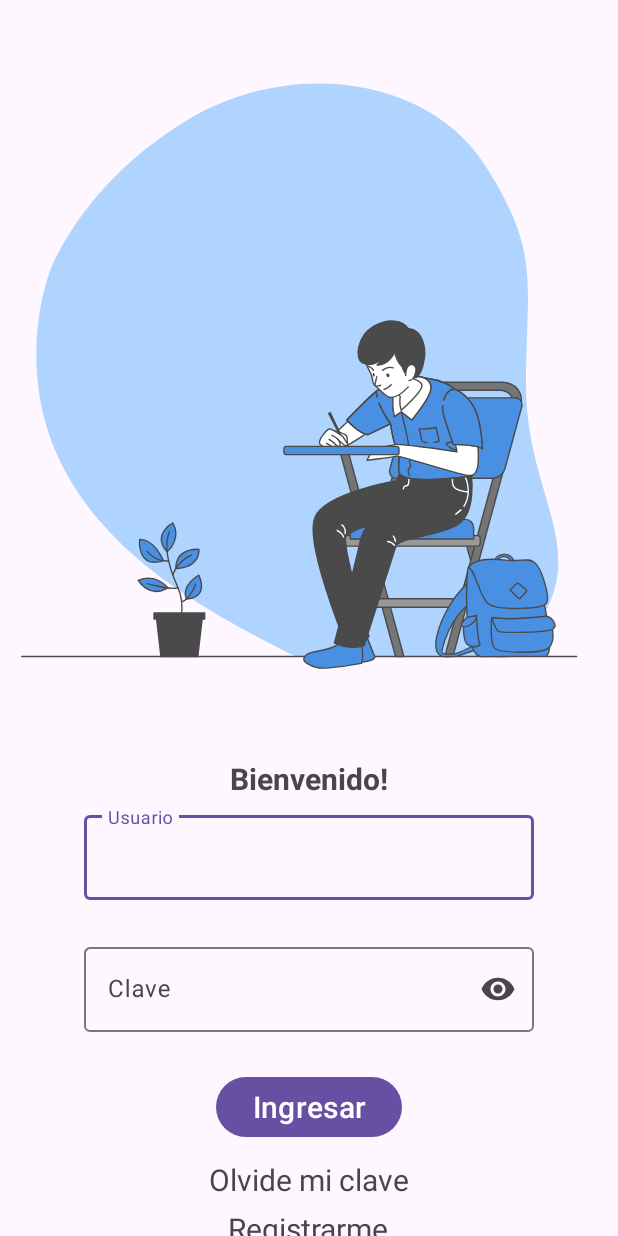
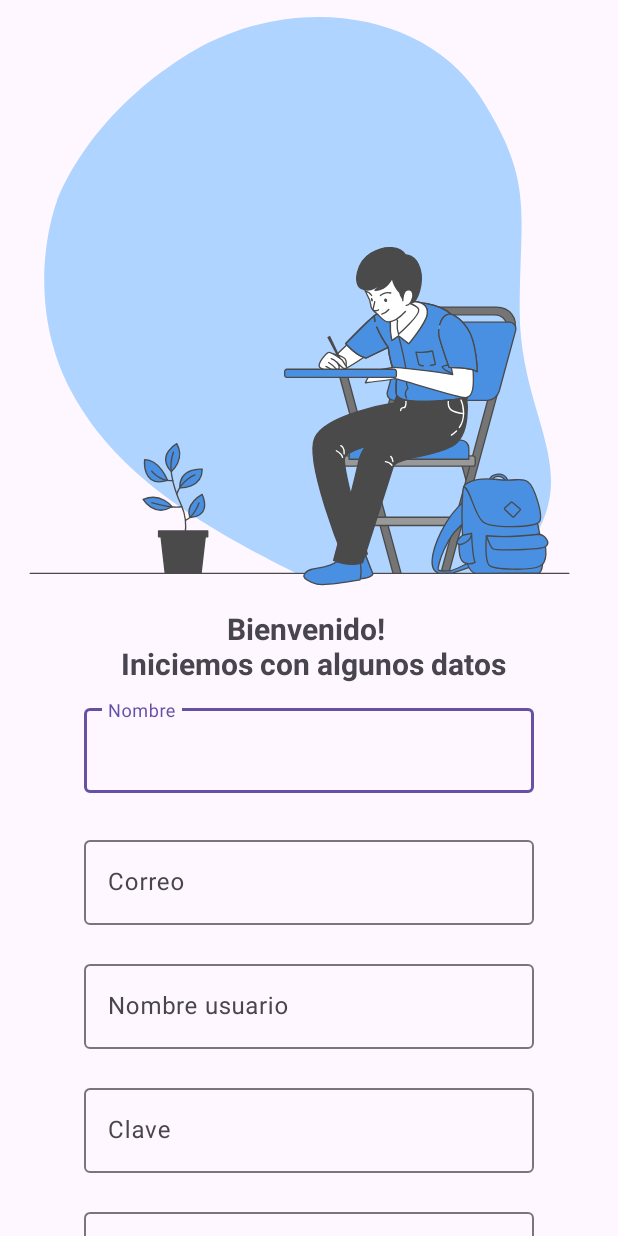
Before and after one commit to fabian3117/ProyectoUTN, an Android app: the screen it shows after launch (Login), on a phone screen of 412 x 824 dp. Run offline under Robolectric (Android 15) with nearby library versions, the phone set to English and light mode, and no system bars.

Commit message:
Login en proceso.

```diff
--- a/app/src/main/AndroidManifest.xml
+++ b/app/src/main/AndroidManifest.xml
@@ -19,6 +19,7 @@
         <activity
             android:name=".Login"
             android:screenOrientation="nosensor"
+            android:hardwareAccelerated="true"
             android:exported="false" />
         <activity
             android:name=".MainActivity2"
--- a/app/src/main/java/com/example/miutn/MainActivity.java
+++ b/app/src/main/java/com/example/miutn/MainActivity.java
@@ -188,21 +188,22 @@ public class MainActivity extends AppCompatActivity {
 
     public void CargaInicialTest() {
         perfil=ControlDatos.ObtenerPerfil(getApplicationContext());
-
-        //TODO MODIFICAR EL !
+        //-->   Tener un ID vacio implica que no tenemos datos entonces vamos a login   <--
         if(perfil.getId().isEmpty()){
             //--->  Descarga toda la informacion de la web  <--
             snackbar.setText("Error No informacion en app");
             snackbar.show();
             Intent intent=new Intent(MainActivity.this, Login.class);
             startActivity(intent);
+            finish();
         }
         else{
             fechasExamenes=ControlDatos.ObtencionFechasExamenes(getApplicationContext());
             programaAnalitico=ControlDatos.ObtencionProgramaAnalitico(getApplicationContext());
+            //todo no tenemos programa analitico en memoria <--
             ArrayList<Temario> recomendaciones = ControlDatos.ObtenerRecomendaciones(getApplicationContext());
             ArrayList<NMateriasCursando> materiasCursando = ControlDatos.ObtencionObtenerMateriasCursando(getApplicationContext());
-
+//todo utilizar programa analitico para llenar el sidesheet
                                 //-->   Actualizaciones de fragment <--
             ObtencionMateriasHoy(perfil);
             fragmentMisMat.ActualizacionDatosContenidosAdapterMisMaterias_Programa(programaAnalitico);
@@ -377,11 +378,11 @@ public class MainActivity extends AppCompatActivity {
         Calendar calendar = Calendar.getInstance();
         String dia = new SimpleDateFormat("EEEE", Locale.getDefault()).format(calendar.getTime());
         ArrayList<NMateriasCursando> deHoy = new ArrayList<>();
-/*        for (NMateriasCursando materiaHoyy : perfil.getMateriasCursando()) {
+        for (NMateriasCursando materiaHoyy : perfil.getMateriasCursando()) {
             if (materiaHoyy.getHorario().getDia().equals(dia)) {
                 deHoy.add(materiaHoyy);
             }
-        }*/
+        }
         if(!deHoy.isEmpty()){
             fragment.ActualizacionDatosContenidosAdapterMateriasHoy(deHoy);
         }
--- a/app/src/main/java/com/example/miutn/network/api/ApiService.java
+++ b/app/src/main/java/com/example/miutn/network/api/ApiService.java
@@ -79,4 +79,6 @@ public interface ApiService {
 
     @POST("nuevoUsuario")
     Call<Perfil> crearUsuario(@Body Map<String,String> datos);
+    @POST("restaurarClave")
+    Call<Void> restaurarClave(@Body String correo);
 }
--- a/app/src/main/java/com/example/miutn/network/api/RetrofitClient.java
+++ b/app/src/main/java/com/example/miutn/network/api/RetrofitClient.java
@@ -12,7 +12,7 @@ import retrofit2.converter.gson.GsonConverterFactory;
  * Setting of retrofitClient
  */
 public class RetrofitClient {
-    private static final String urlBase = "http://192.168.0.12:8080";
+    private static final String urlBase = "http://192.168.45.82:8080";
     private static Retrofit retrofit = null;
 
     public static Retrofit getClient() {
--- a/app/src/main/res/layout/activity_login.xml
+++ b/app/src/main/res/layout/activity_login.xml
@@ -10,7 +10,7 @@
         app:layout_constraintStart_toStartOf="parent"
         app:layout_constraintTop_toTopOf="parent"
         android:layout_width="match_parent"
-        android:layout_height="500dp"
+        android:layout_height="400dp"
         app:lottie_rawRes="@raw/loginanimation"
         android:id="@+id/loginAnimation"
         app:lottie_autoPlay="true"
@@ -22,12 +22,13 @@
         android:layout_height="wrap_content"
         android:id="@+id/frame"
         app:layout_constraintTop_toBottomOf="@+id/loginAnimation">
+        <!-- Modificar esto -->
         <LinearLayout
             android:layout_width="match_parent"
             android:layout_height="match_parent"
             android:orientation="vertical"
             android:id="@+id/loginInicioSeccion"
-            android:visibility="visible">
+            android:visibility="gone">
             <TextView
                 android:layout_width="wrap_content"
                 android:layout_height="wrap_content"
@@ -70,6 +71,7 @@
                 style="@style/TextoRegistro"
                 android:text="@string/ingresar"/>
             <TextView
+                android:id="@+id/loginOlvideClave"
                 android:layout_width="wrap_content"
                 android:layout_height="wrap_content"
                 android:text="@string/olvide_mi_clave"
@@ -83,11 +85,12 @@
                 android:id="@+id/loginRegistrarme"
                 />
         </LinearLayout>
+        <!-- Modificar esto -->
         <LinearLayout
             android:layout_width="match_parent"
             android:id="@+id/loginLinearRegistrar"
             android:layout_height="match_parent"
-            android:visibility="gone"
+            android:visibility="visible"
             android:orientation="vertical">
             <TextView
                 android:layout_width="match_parent"
@@ -138,6 +141,32 @@
                     />
             </com.google.android.material.textfield.TextInputLayout>
             <com.google.android.material.textfield.TextInputLayout
+                android:id="@+id/loginUserPas"
+                android:layout_width="300dp"
+                android:layout_gravity="center"
+                android:layout_height="wrap_content"
+                app:errorEnabled="true"
+                android:hint="@string/clave">
+                <com.google.android.material.textfield.TextInputEditText
+                    android:layout_width="match_parent"
+                    android:inputType="textPassword"
+                    android:layout_height="wrap_content"
+                    />
+            </com.google.android.material.textfield.TextInputLayout>
+            <com.google.android.material.textfield.TextInputLayout
+                android:id="@+id/loginUserLegajo"
+                android:layout_width="300dp"
+                android:layout_gravity="center"
+                android:layout_height="wrap_content"
+                app:errorEnabled="true"
+                android:hint="@string/legajo">
+                <com.google.android.material.textfield.TextInputEditText
+                    android:layout_width="match_parent"
+                    android:layout_height="wrap_content"
+                    android:inputType="number"
+                    />
+            </com.google.android.material.textfield.TextInputLayout>
+            <com.google.android.material.textfield.TextInputLayout
                 android:id="@+id/loginCarrear"
                 android:layout_width="300dp"
                 android:layout_gravity="center"
@@ -165,7 +194,7 @@
                 android:id="@+id/loginTengoCuenta"
                 android:layout_height="wrap_content"
                 style="@style/TextoRegistro"
-                android:text="Tengo Cuenta"/>
+                android:text="@string/tengo_cuenta"/>
         </LinearLayout>
     </FrameLayout>
 
--- a/app/src/main/res/values/strings.xml
+++ b/app/src/main/res/values/strings.xml
@@ -71,4 +71,7 @@
     <string name="clave">Clave</string>
     <string name="bienvenido">Bienvenido!</string>
     <string name="continuar">Continuar</string>
+    <string name="tengo_cuenta">Tengo Cuenta</string>
+    <string name="legajo">Legajo</string>
+    <string name="restaurar">Restaurar</string>
 </resources>
```
Also changed, not shown: app/src/main/java/com/example/miutn/Login.java (+101 -10 lines), app/src/main/res/layout/sidesheet_olvide_clave.xml (added, +43 -0 lines).
